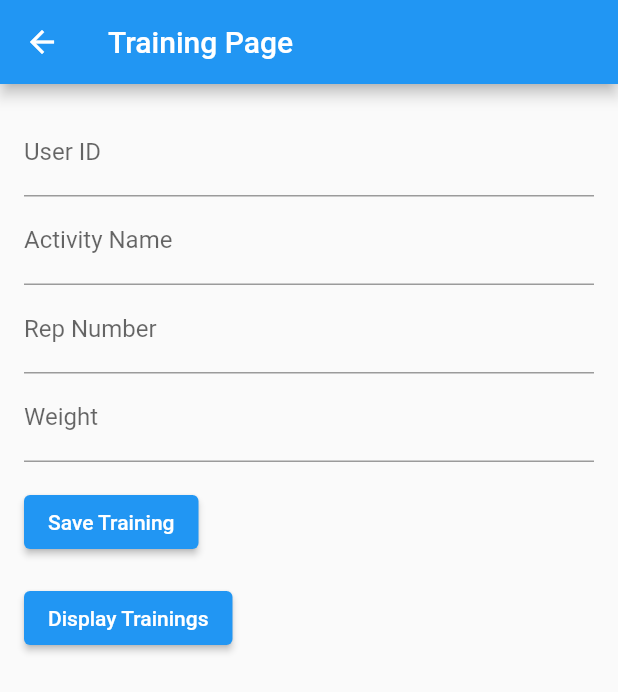
After one commit to Ferchke7/FitForFree, a Flutter app: the TrainingPage screen opened directly, after a tap on "Save Training", on a phone screen of 412 x 824 dp. The commit adds this screen. Shown: the top 692 px of the screen. Run offline on Flutter 3.47's test engine with Material 2 defaults, Android fonts, the phone set to English and light mode, and no system bars; our stand-ins replace sqflite; missing offline and left inert: dart:ffi, openid_client; accounts and stored records are empty.

Commit message:
added temp to the activity sql

```diff
--- a/FlutterApp/my_fitt_app/lib/main.dart
+++ b/FlutterApp/my_fitt_app/lib/main.dart
@@ -4,6 +4,7 @@ import 'package:flutter/foundation.dart';
 import 'package:flutter/material.dart';
 import 'package:my_fitt_app/homepage.dart';
 import 'package:my_fitt_app/show_routine.dart';
+import 'package:my_fitt_app/training/trainingpage.dart';
 import 'package:my_fitt_app/user_data.dart';
 import 'package:openid_client/openid_client.dart';
 import 'openid_io.dart';
@@ -96,6 +97,10 @@ class _MyHomePageState extends State<MyHomePage> {
                   child: Text('Get Hello from Backend'),
                 ),
                 const PopupMenuItem<String>(
+                  value: 'training',
+                  child: Text('Training'),
+                ),
+                const PopupMenuItem<String>(
                   value: 'add_routine',
                   child: Text('Add Routine'),
                 ),
@@ -130,20 +135,24 @@ class _MyHomePageState extends State<MyHomePage> {
         unselectedItemColor: Colors.white,
         currentIndex: _currentIndex,
         onTap: (index) {
-          _currentIndex = index;
+          setState(() {
+            _currentIndex = index;
+          });
+
         },
        items: const <BottomNavigationBarItem>[
           BottomNavigationBarItem(
             icon: Icon(Icons.home),
             label: 'Home',
           ),
-          BottomNavigationBarItem(
-            icon: Icon(Icons.newspaper),
-            label: 'News',
-          ),
+
           BottomNavigationBarItem(
             icon: Icon(Icons.forum),
             label: 'Forum',
+          ),
+          BottomNavigationBarItem(
+            icon: Icon(Icons.line_weight),
+            label: 'Library of trainings',
           ),
         ],),
     );
@@ -167,6 +176,13 @@ class _MyHomePageState extends State<MyHomePage> {
       //     print('Error: ${response.statusCode}');
       //   }
       //   break;
+      case 'training':
+        Navigator.push(
+        context,
+        MaterialPageRoute(builder: (context) => TrainingPage()), // Change to TrainingPage()
+        );
+        break;
+
       case 'add_routine':
         Navigator.push(
           context,
--- /dev/null
+++ b/FlutterApp/my_fitt_app/lib/training/training_databasehelper.dart
@@ -0,0 +1,73 @@
+import 'package:sqflite/sqflite.dart' as sql;
+import 'package:flutter/foundation.dart';
+class TrainingDatabaseHelper {
+
+
+  static Future<sql.Database> db() async {
+    return sql.openDatabase(
+      'flutterjunction.db',
+      version: 1,
+      onCreate: (sql.Database database, int version) async {
+        await createTables(database);
+      },
+    );
+  }
+
+static Future<void> createTables(sql.Database database) async {
+    await database.execute("""CREATE TABLE trainings(
+        userId String PRIMARY KEY,
+        activityName String,
+        repNumber INT,
+        weight INT,
+        createdAt TIMESTAMP NOT NULL DEFAULT CURRENT_TIMESTAMP
+      )
+      """);
+  }
+
+  static Future<int> createItem(String userId, int? repNumber, int? weight) async {
+    final db = await TrainingDatabaseHelper.db();
+
+    final data = {'userId': userId,'repNumber': repNumber, 'weight': weight};
+    final id = await db.insert('trainings', data);
+    return id;
+  }
+
+  // Read all items
+  static Future<List<Map<String, dynamic>>> getItems() async {
+    final db = await TrainingDatabaseHelper.db();
+    return db.query('trainings', orderBy: "repNumber");
+  }
+
+  // Get a single item by id
+  //We dont use this method, it is for you if you want it.
+    static Future<List<Map<String, dynamic>>> getItem(int repNumber) async {
+    final db = await TrainingDatabaseHelper.db();
+    return db.query('trainings', where: "repNumber = ?", whereArgs: [repNumber], limit: 1);
+  }
+
+  // Update an item by id
+  static Future<int> updateItem(
+      int id, String title, String? descrption) async {
+    final db = await TrainingDatabaseHelper.db();
+
+    final data = {
+      'title': title,
+      'description': descrption,
+      'createdAt': DateTime.now().toString()
+    };
+
+    final result =
+        await db.update('items', data, where: "id = ?", whereArgs: [id]);
+    return result;
+  }
+
+  // Delete
+  static Future<void> deleteItem(int id) async {
+    final db = await TrainingDatabaseHelper.db();
+    try {
+      await db.delete("items", where: "id = ?", whereArgs: [id]);
+    } catch (err) {
+      debugPrint("Something went wrong when deleting an item: $err");
+    }
+  }
+}
--- /dev/null
+++ b/FlutterApp/my_fitt_app/lib/training/training_model.dart
@@ -0,0 +1,29 @@
+class Training {
+  String userId;
+  String activityName;
+  int repNumber;
+  int weight;
+  DateTime createdAt;
+
+  Training({required this.userId,required this.activityName ,required this.repNumber, required this.weight, required this.createdAt});
+
+  Map<String, dynamic> toMap() {
+    return {
+      'userId': userId,
+      'activityName': activityName,
+      'repNumber': repNumber,
+      'weight': weight,
+      'date': createdAt.toIso8601String(),
+    };
+  }
+
+  factory Training.fromMap(Map<String, dynamic> map) {
+    return Training(
+      userId: map['userId'],
+      activityName: map['activityName'],
+      repNumber: map['repNumber'],
+      weight: map['weight'],
+      createdAt: DateTime.parse(map['createdAt']),
+    );
+  }
+}
--- /dev/null
+++ b/FlutterApp/my_fitt_app/lib/training/trainingpage.dart
@@ -0,0 +1,85 @@
+import 'package:flutter/material.dart';
+import 'package:my_fitt_app/training/training_databasehelper.dart';
+
+class TrainingPage extends StatefulWidget {
+  @override
+  _TrainingPageState createState() => _TrainingPageState();
+}
+
+class _TrainingPageState extends State<TrainingPage> {
+  final TextEditingController userIdController = TextEditingController();
+  final TextEditingController activityNameController = TextEditingController();
+  final TextEditingController repNumberController = TextEditingController();
+  final TextEditingController weightController = TextEditingController();
+
+  @override
+  Widget build(BuildContext context) {
+    return Scaffold(
+      appBar: AppBar(
+        title: Text('Training Page'),
+      ),
+      body: Padding(
+        padding: const EdgeInsets.all(16.0),
+        child: Column(
+          crossAxisAlignment: CrossAxisAlignment.start,
+          children: [
+            TextField(
+              controller: userIdController,
+              decoration: InputDecoration(labelText: 'User ID'),
+            ),
+            TextField(
+              controller: activityNameController,
+              decoration: InputDecoration(labelText: 'Activity Name'),
+            ),
+            TextField(
+              controller: repNumberController,
+              decoration: InputDecoration(labelText: 'Rep Number'),
+              keyboardType: TextInputType.number,
+            ),
+            TextField(
+              controller: weightController,
+              decoration: InputDecoration(labelText: 'Weight'),
+              keyboardType: TextInputType.number,
+            ),
+            SizedBox(height: 16),
+            ElevatedButton(
+              onPressed: () async {
+                await saveTraining();
+              },
+              child: Text('Save Training'),
+            ),
+            SizedBox(height: 16),
+            ElevatedButton(
+              onPressed: () async {
+                await displayTrainings();
+              },
+              child: Text('Display Trainings'),
+            ),
+          ],
+        ),
+      ),
+    );
+  }
+
+  Future<void> saveTraining() async {
+    String userId = userIdController.text;
+    String activityName = activityNameController.text;
+    int repNumber = int.tryParse(repNumberController.text) ?? 0;
+    int weight = int.tryParse(weightController.text) ?? 0;
+
+    await TrainingDatabaseHelper.createItem(userId, repNumber, weight);
+    // You can add further logic or UI updates after saving
+  }
+
+  Future<void> displayTrainings() async {
+    List<Map<String, dynamic>> trainings = await TrainingDatabaseHelper.getItems();
+    // Display or manipulate the retrieved trainings as needed
+    print(trainings);
+  }
+}
+
+void main() {
+  runApp(MaterialApp(
+    home: TrainingPage(),
+  ));
+}
--- /dev/null
+++ b/FlutterApp/my_fitt_app/lib/user_model.dart
@@ -0,0 +1,132 @@
+import 'dart:ffi';
+
+class User {
+  final String id;
+  final String name;
+  final String email;
+  final DateTime? dateOfBirth;
+  late final List<Training> trainings;
+
+  User({
+    required this.id,
+    required this.name,
+    required this.email,
+    this.dateOfBirth,
+    this.trainings = const [],
+  });
+
+  factory User.fromJson(Map<String, dynamic> json) {
+    List<Training> trainings = [];
+    if (json['trainings'] != null) {
+      trainings = (json['trainings'] as List)
+          .map((trainingJson) => Training.fromJson(trainingJson))
+          .toList();
+    }
+
+    return User(
+      id: json['id'],
+      name: json['name'],
+      email: json['email'],
+      dateOfBirth: json['dateOfBirth'] != null
+          ? DateTime.parse(json['dateOfBirth'])
+          : null,
+      trainings: trainings,
+    );
+  }
+
+  Map<String, dynamic> toJson() {
+    return {
+      'id': id,
+      'name': name,
+      'email': email,
+      'dateOfBirth': dateOfBirth?.toIso8601String(),
+      'trainings': trainings.map((training) => training.toJson()).toList(),
+    };
+  }
+}
+
+class Training {
+  final String dayOfWeek;
+  final List<Record> records;
+
+  Training({
+    required this.dayOfWeek,
+    this.records = const [],
+  });
+
+  factory Training.fromJson(Map<String, dynamic> json) {
+    List<Record> records = [];
+    if (json['records'] != null) {
+      records = (json['records'] as List)
+          .map((recordJson) => Record.fromJson(recordJson))
+          .toList();
+    }
+
+    return Training(
+      dayOfWeek: json['dayOfWeek'],
+      records: records,
+    );
+  }
+
+  Map<String, dynamic> toJson() {
+    return {
+      'dayOfWeek': dayOfWeek,
+      'records': records.map((record) => record.toJson()).toList(),
+    };
+  }
+}
+
+class Record {
+  final DateTime date;
+  final List<Rep> reps;
+
+  Record({
+    required this.date,
+    this.reps = const [],
+  });
+
+  factory Record.fromJson(Map<String, dynamic> json) {
+    List<Rep> reps = [];
+    if (json['reps'] != null) {
+      reps = (json['reps'] as List)
+          .map((repJson) => Rep.fromJson(repJson))
+          .toList();
+    }
+
+    return Record(
+      date: DateTime.parse(json['date']),
+      reps: reps,
+    );
+  }
+
+  Map<String, dynamic> toJson() {
+    return {
+      'date': date.toIso8601String(),
+      'reps': reps.map((rep) => rep.toJson()).toList(),
+    };
+  }
+}
+
+class Rep {
+  final int count;
+  final Long weight;
+
+  Rep({
+    required this.count,
+    required this.weight,
+  });
+
+  factory Rep.fromJson(Map<String, dynamic> json) {
+    return Rep(
+      count: json['count'],
+      weight: json['weight'],
+    );
+  }
+
+  Map<String, dynamic> toJson() {
+    return {
+      'count': count,
+      'weight': weight,
+    };
+  }
+}
```
Also changed, not shown: FlutterApp/my_fitt_app/lib/training/training_sqlite.dart (deleted, +0 -99 lines).
